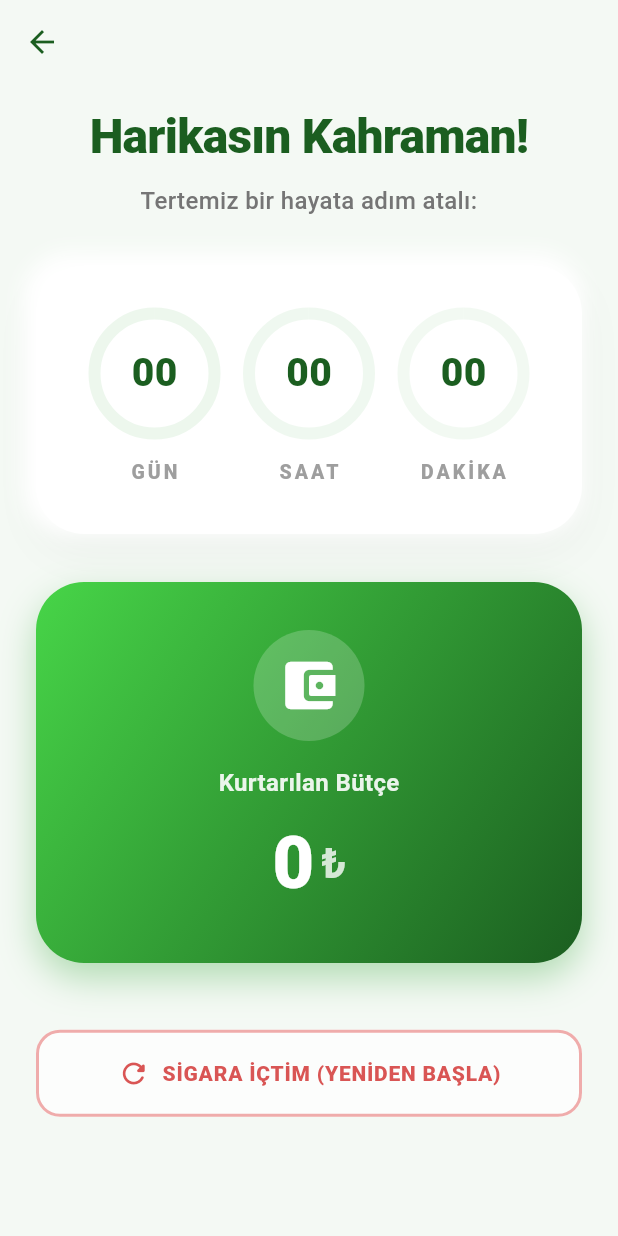
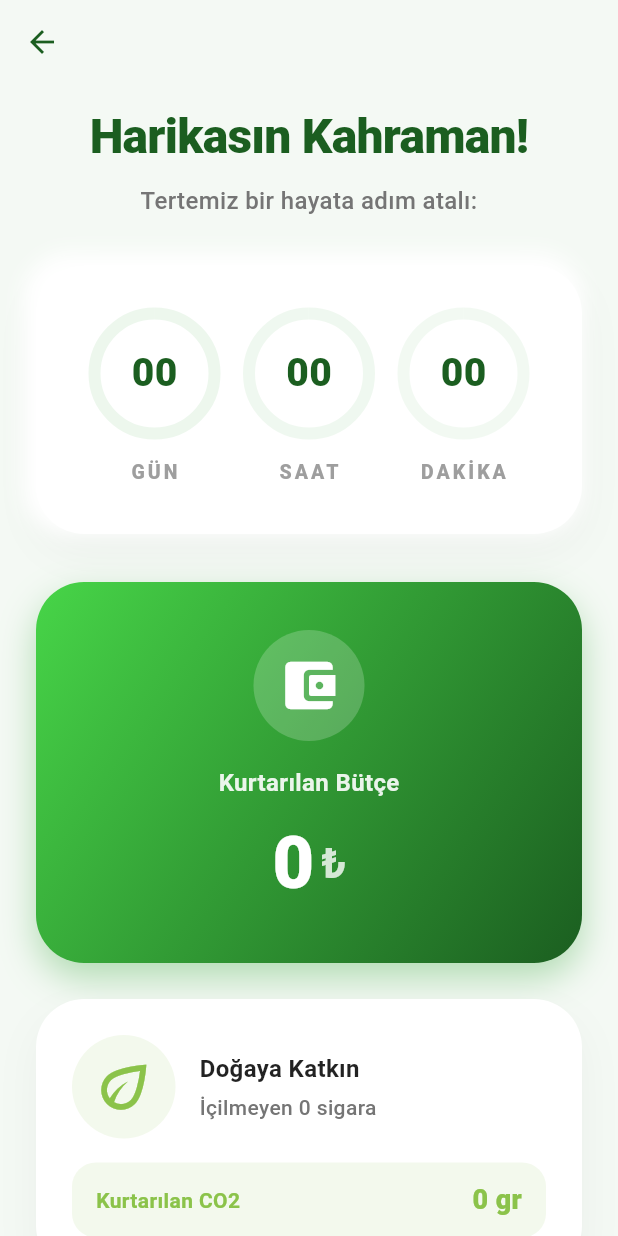
Before and after one commit to ardaaskinn01/cervus-sigara-birakma, a Flutter app: the DashboardView screen opened directly, on a phone screen of 412 x 824 dp. Run offline on Flutter 3.47's test engine with Material 3 defaults, Android fonts, the light colour scheme and no system bars; our stand-ins replace cloud_firestore, firebase_core, flutter_local_notifications, flutter_riverpod, google_mobile_ads, hive_flutter and 1 more; accounts and stored records are empty.

```diff
--- a/lib/ui/views/dashboard_view.dart
+++ b/lib/ui/views/dashboard_view.dart
@@ -2,6 +2,7 @@ import 'package:flutter/material.dart';
 import 'package:flutter_riverpod/flutter_riverpod.dart';
 import '../viewmodels/dashboard_viewmodel.dart';
 import '../../providers/database_provider.dart';
+import 'crisis_view.dart';
 
 class DashboardView extends ConsumerStatefulWidget {
   const DashboardView({super.key});
@@ -142,7 +143,43 @@ class _DashboardViewState extends ConsumerState<DashboardView> {
                 ),
               ),
 // Removed Health Progress Section
-              const SizedBox(height: 44),
+              const SizedBox(height: 24),
+              // Karbon Ayak İzi Kartı
+              FadeInSlide(
+                delay: const Duration(milliseconds: 600),
+                child: CarbonFootprintCard(
+                  savedCO2: state.savedCO2,
+                  avoidedCigarettes: state.avoidedCigarettes,
+                ),
+              ),
+              const SizedBox(height: 24),
+
+              // Krize Müdahale Butonu
+              FadeInSlide(
+                delay: const Duration(milliseconds: 500),
+                child: OutlinedButton.icon(
+                  onPressed: () {
+                    Navigator.push(
+                      context,
+                      MaterialPageRoute(builder: (context) => const CrisisView()),
+                    );
+                  },
+                  style: OutlinedButton.styleFrom(
+                    padding: const EdgeInsets.symmetric(vertical: 18),
+                    side: BorderSide(color: Colors.orange.shade300, width: 2),
+                    shape: RoundedRectangleBorder(borderRadius: BorderRadius.circular(16)),
+                    foregroundColor: Colors.orange.shade900,
+                    backgroundColor: Colors.white,
+                    elevation: 0,
+                  ),
+                  icon: Icon(Icons.warning_amber_rounded, size: 24, color: Colors.orange.shade800),
+                  label: const Text(
+                    'İÇMEK ÜZEREYİM',
+                    style: TextStyle(fontWeight: FontWeight.w900, letterSpacing: 0.5),
+                  ),
+                ),
+              ),
+              const SizedBox(height: 16),
               // Sigara İçtim Butonu
               FadeInSlide(
                 delay: const Duration(milliseconds: 1400),
@@ -305,3 +342,126 @@ class _FadeInSlideState extends State<FadeInSlide> with SingleTickerProviderStat
     );
   }
 }
+
+/// Karbon Ayak İzi Widget'ı
+class CarbonFootprintCard extends StatelessWidget {
+  final double savedCO2;
+  final int avoidedCigarettes;
+
+  const CarbonFootprintCard({
+    super.key,
+    required this.savedCO2,
+    required this.avoidedCigarettes,
+  });
+
+  @override
+  Widget build(BuildContext context) {
+    // Sadece gr -> kg gösterimi için
+    final String co2Text = savedCO2 > 1000
+      ? '${(savedCO2 / 1000).toStringAsFixed(2)} kg'
+      : '${savedCO2.toStringAsFixed(0)} gr';
+
+    // Ağaç büyüme animasyonu/görseli seviyesi (Maksimum 4 seviye)
+    // Örnek: Her 50 sigarada bir seviye atlar
+    int treeLevel = (avoidedCigarettes / 50).floor().clamp(1, 4);
+
+    IconData treeIcon;
+    double iconSize = 35.0 + (treeLevel * 10);
+    Color treeColor;
+
+    switch (treeLevel) {
+      case 1:
+        treeIcon = Icons.eco_outlined; // Tohum / Yaprak
+        treeColor = Colors.lightGreen;
+        break;
+      case 2:
+        treeIcon = Icons.eco; // Fidan
+        treeColor = Colors.green;
+        break;
+      case 3:
+        treeIcon = Icons.park_outlined; // Genç Ağaç
+        treeColor = Colors.green.shade700;
+        break;
+      case 4:
+      default:
+        treeIcon = Icons.park; // Tam Ağaç
+        treeColor = Colors.green.shade900;
+        break;
+    }
+
+    return Container(
+      padding: const EdgeInsets.all(24.0),
+      decoration: BoxDecoration(
+        color: Colors.white,
+        borderRadius: BorderRadius.circular(32),
+        boxShadow: [
+          BoxShadow(color: Colors.black.withOpacity(0.04), blurRadius: 24, offset: const Offset(0, 12)),
+        ],
+      ),
+      child: Column(
+        children: [
+          Row(
+            crossAxisAlignment: CrossAxisAlignment.center,
+            children: [
+               Container(
+                 padding: const EdgeInsets.all(12),
+                 decoration: BoxDecoration(
+                   color: treeColor.withOpacity(0.1),
+                   shape: BoxShape.circle,
+                 ),
+                 child: TweenAnimationBuilder(
+                   tween: Tween<double>(begin: 0, end: 1),
+                   duration: const Duration(seconds: 1),
+                   builder: (context, val, child) {
+                     return Transform.scale(
+                       scale: val,
+                       child: Icon(treeIcon, size: iconSize * val, color: treeColor),
+                     );
+                   },
+                 ),
+               ),
+               const SizedBox(width: 16),
+               Expanded(
+                 child: Column(
+                   crossAxisAlignment: CrossAxisAlignment.start,
+                   children: [
+                     const Text(
+                       'Doğaya Katkın',
+                       style: TextStyle(fontSize: 16, fontWeight: FontWeight.bold, color: Colors.black87),
+                     ),
+                     const SizedBox(height: 4),
+                     Text(
+                       'İçilmeyen $avoidedCigarettes sigara',
+                       style: TextStyle(fontSize: 14, color: Colors.grey.shade600, fontWeight: FontWeight.w500),
+                     ),
+                   ],
+                 ),
+               ),
+            ],
+          ),
+          const SizedBox(height: 16),
+          Container(
+            padding: const EdgeInsets.symmetric(vertical: 12, horizontal: 16),
+            decoration: BoxDecoration(
+              color: treeColor.withOpacity(0.1),
+              borderRadius: BorderRadius.circular(16),
+            ),
+            child: Row(
+              mainAxisAlignment: MainAxisAlignment.spaceBetween,
+              children: [
+                Text(
+                  'Kurtarılan CO2',
+                  style: TextStyle(fontWeight: FontWeight.w600, color: treeColor),
+                ),
+                Text(
+                  co2Text,
+                  style: TextStyle(fontWeight: FontWeight.w900, fontSize: 18, color: treeColor),
+                ),
+              ],
+            ),
+          ),
+        ],
+      ),
+    );
+  }
+}
```
Also changed, not shown: lib/services/notification_service.dart (+39 -29 lines), lib/ui/viewmodels/dashboard_viewmodel.dart (+31 -6 lines), lib/ui/views/crisis_view.dart (added, +158 -0 lines).
